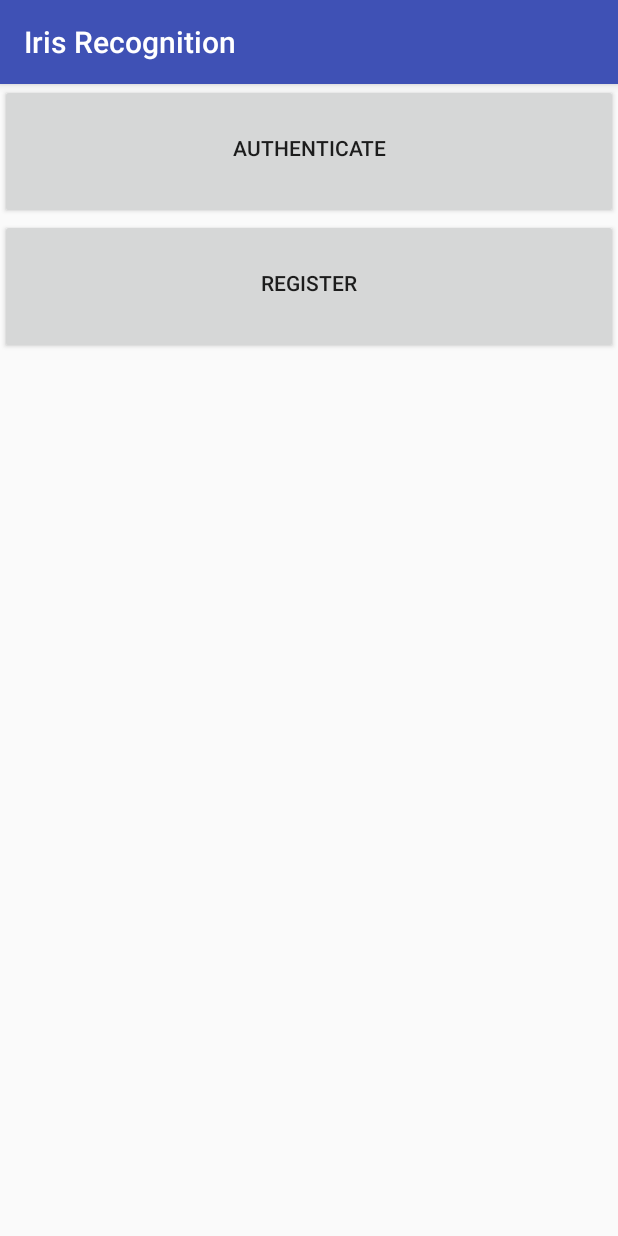
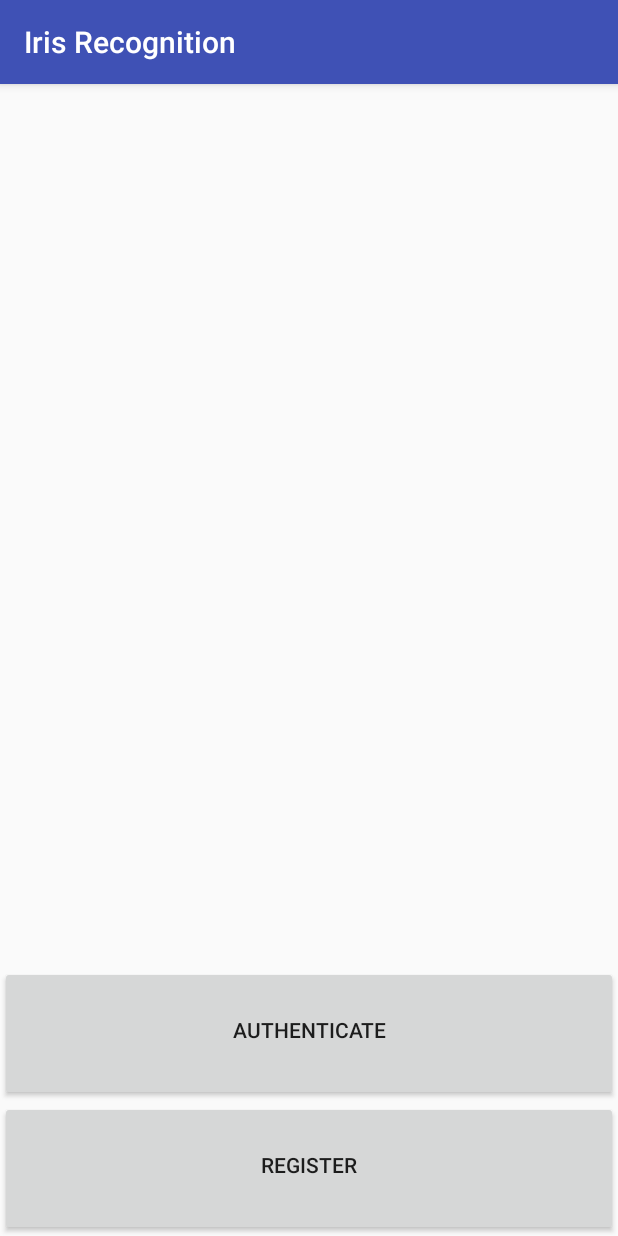
Before and after one commit to RichardPrincen/Native-Android-Iris-Recognition, an Android app: the screen it shows after launch (MainActivity), on a phone screen of 412 x 824 dp. Run offline under Robolectric (Android 15) with nearby library versions, the phone set to English and light mode, and no system bars; 2 statements that could not run were skipped.

```diff
--- a/app/src/main/java/com/example/richard/nativeandroidopencv/CameraAuthenticateActivity.java
+++ b/app/src/main/java/com/example/richard/nativeandroidopencv/CameraAuthenticateActivity.java
@@ -179,7 +179,7 @@ public class CameraAuthenticateActivity extends Activity implements CameraBridge
 		int radius = (int)Math.round(frameIn.width()*0.12);
 		Point circleRCenter = new Point(frameIn.width()*0.25, frameIn.height()*0.3);
 		Point circleLCenter = new Point(frameIn.width()*0.25, frameIn.height()*0.7);
-		Rect eyeRegion = new Rect((int)Math.round(frameIn.width()*0.25)-radius, (int)Math.round(frameIn.height()*0.3)-radius, radius*2, radius*2);
+		Rect eyeRegion = new Rect((int)Math.round(frameIn.width()*0.25-radius*0.5), (int)Math.round(frameIn.height()*0.3-radius*0.5), radius, radius);
 
 
 		frameIn = inputFrame.rgba();
--- a/app/src/main/res/layout/activity_main.xml
+++ b/app/src/main/res/layout/activity_main.xml
@@ -5,6 +5,7 @@
               android:layout_width="match_parent"
               android:layout_height="match_parent"
               android:orientation="vertical"
+              android:gravity="bottom"
               tools:context="com.example.richard.nativeandroidopencv.MainActivity">
 
     <Button
@@ -13,7 +14,8 @@
         android:layout_height="90dp"
         android:paddingTop="5dp"
         android:onClick="authenticateButtonClicked"
-        android:text="Authenticate"/>
+        android:text="Authenticate"
+        android:layout_gravity="bottom"/>
 
     <Button
         android:id="@+id/buttonRegister"
@@ -21,5 +23,6 @@
         android:layout_height="90dp"
         android:paddingTop="5dp"
         android:onClick="authenticateButtonClicked"
-        android:text="Register"/>
+        android:text="Register"
+        android:layout_gravity="bottom"/>
 </LinearLayout>
```
Also changed, not shown: app/src/main/java/com/example/richard/nativeandroidopencv/ImageViewActivity.java (+8 -0 lines), 1 other file.
